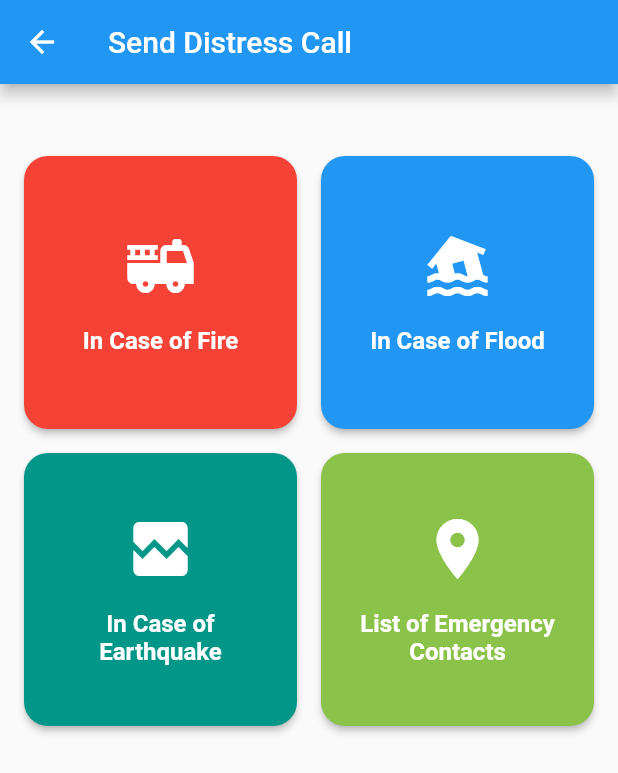
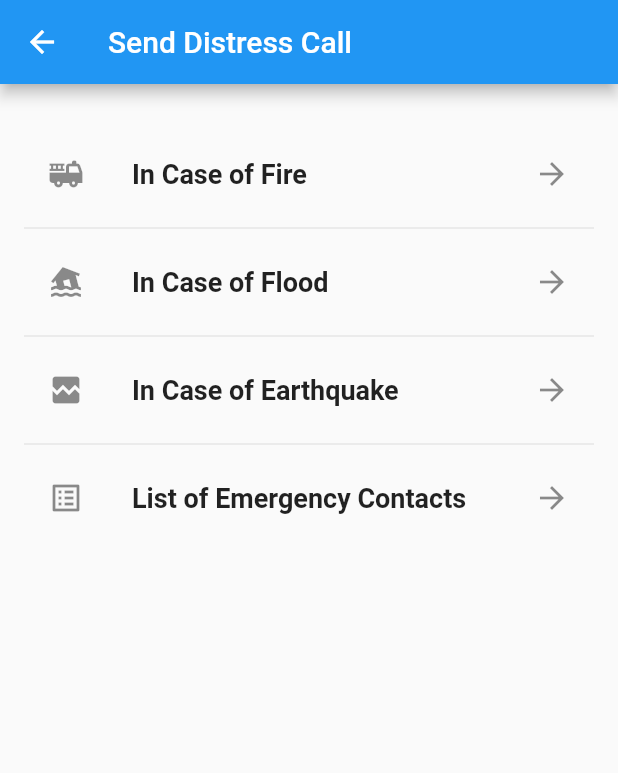
Before and after one commit to Gabriel-26/DisasterPreparednessApp, a Flutter app: the DistressCall screen opened directly, on a phone screen of 412 x 824 dp. Shown: the top 773 px of the screen. Run offline on Flutter 3.47's test engine with Material 2 defaults, Android fonts, the phone set to English and light mode, and no system bars; our stand-ins replace google_maps_flutter.

Commit message:
design change

```diff
--- a/dpapp/lib/distresscall.dart
+++ b/dpapp/lib/distresscall.dart
@@ -19,22 +19,38 @@ class _DistressCallState extends State<DistressCall> {
           SizedBox(height: 32),
           Expanded(
             child: Padding(
-              padding: const EdgeInsets.all(16),
-              child: GridView.count(
-                crossAxisCount: 2,
-                mainAxisSpacing: 16,
-                crossAxisSpacing: 16,
+              padding: const EdgeInsets.symmetric(horizontal: 16),
+              child: ListView(
                 children: [
-                  _buildButton(context, 'In Case of Fire',
-                      Icons.fire_truck, () {}, Colors.red),
-                  _buildButton(context, 'In Case of Flood', Icons.flood,
-                      () {}, Colors.blue),
-                  _buildButton(context, 'In Case of Earthquake',
-                      Icons.broken_image, () {}, Colors.teal),
-                  _buildButton(context, 'List of Emergency Contacts',
-                      Icons.location_on, () {
+                  _buildButton(
+                    context,
+                    'In Case of Fire',
+                    Icons.fire_truck,
+                        () {},
+                  ),
+                  Divider(),
+                  _buildButton(
+                    context,
+                    'In Case of Flood',
+                    Icons.flood,
+                        () {},
+                  ),
+                  Divider(),
+                  _buildButton(
+                    context,
+                    'In Case of Earthquake',
+                    Icons.broken_image,
+                        () {},
+                  ),
+                  Divider(),
+                  _buildButton(
+                    context,
+                    'List of Emergency Contacts',
+                    Icons.list_alt,
+                        () {
                       Navigator.of(context).pushNamed('/call');
-                      }, Colors.lightGreen),
+                    },
+                  ),
                 ],
               ),
             ),
@@ -49,32 +65,18 @@ class _DistressCallState extends State<DistressCall> {
       String text,
       IconData iconData,
       VoidCallback onPressed,
-    Color color,
       ) {
-    return ElevatedButton(
-      onPressed: onPressed,
-      style: ElevatedButton.styleFrom(
-        padding: EdgeInsets.all(16),
-        shape: RoundedRectangleBorder(
-          borderRadius: BorderRadius.circular(16),
-        ),
-        backgroundColor: color,
-      ),
-      child: Column(
-        mainAxisAlignment: MainAxisAlignment.center,
-        children: [
-          Icon(iconData, size: 48),
-          SizedBox(height: 16),
-          Text(
+    return ListTile(
+      onTap: onPressed,
+      leading: Icon(iconData),
+      title: Text(
         text,
-            textAlign: TextAlign.center,
         style: TextStyle(
-              fontSize: 16,
           fontWeight: FontWeight.bold,
+          fontSize: 18,
         ),
       ),
-        ],
-      ),
+      trailing: Icon(Icons.arrow_forward),
     );
   }
 }
```
Lines whose indentation alone changed are shown as unchanged.
